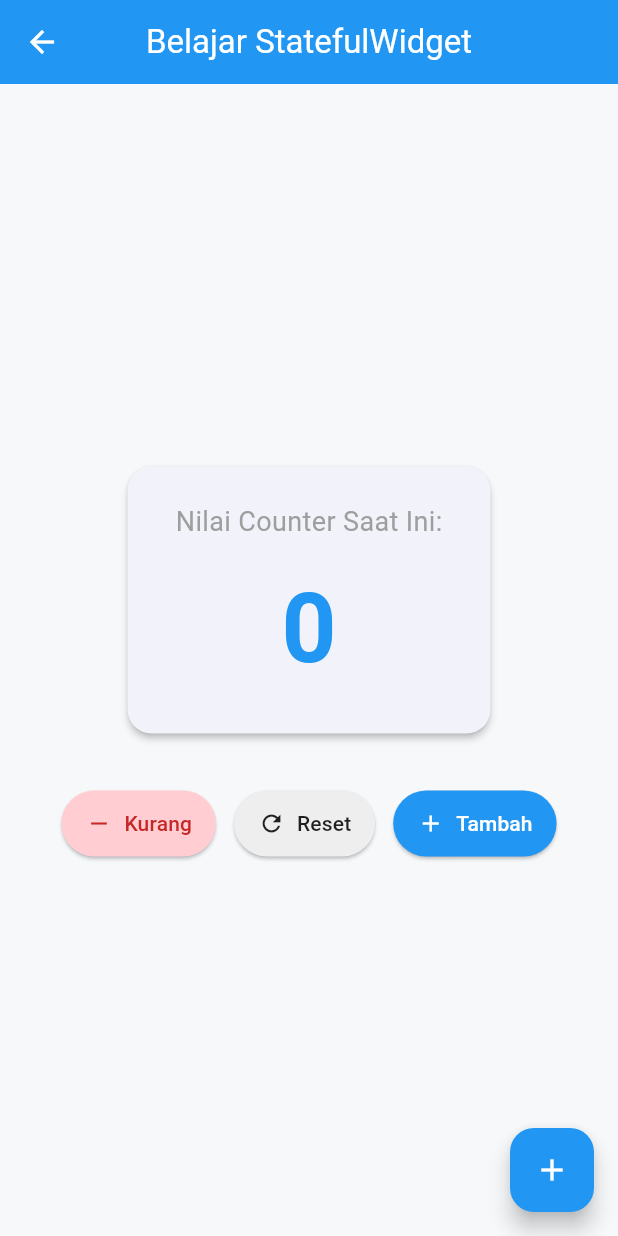
After one commit to lavenderpoet607/pelatihan_app_dev, a Flutter app: the LatihanStateful screen opened directly, on a phone screen of 412 x 824 dp. The commit adds this screen. Run offline on Flutter 3.47's test engine with Material 3 defaults, Android fonts, the light colour scheme and no system bars.

Commit message:
saya akan lawan

```diff
--- /dev/null
+++ b/lib/latihan_widget/latihan_stateful.dart
@@ -0,0 +1,136 @@
+import 'package:flutter/material.dart';
+
+class LatihanStateful extends StatefulWidget {
+  const LatihanStateful({super.key});
+
+  @override
+  State<LatihanStateful> createState() => _LatihanStatefulState();
+}
+
+class _LatihanStatefulState extends State<LatihanStateful> {
+  int _counter = 0;
+
+  void _tambah() {
+    setState(() {
+      _counter++;
+    });
+  }
+
+  void _kurang() {
+    setState(() {
+      if (_counter > 0) {
+        _counter--;
+      }
+    });
+  }
+
+  void _reset() {
+    setState(() {
+      _counter = 0;
+    });
+  }
+
+  @override
+  Widget build(BuildContext context) {
+    return Scaffold(
+      appBar: AppBar(
+        title: const Text('Belajar StatefulWidget'),
+        backgroundColor: Colors.blue,
+        foregroundColor: Colors.white,
+      ),
+      body: Center(
+        child: Padding(
+          padding: const EdgeInsets.all(24.0),
+          child: Column(
+            mainAxisAlignment: MainAxisAlignment.center,
+            children: [
+              Card(
+                elevation: 2,
+                shape: RoundedRectangleBorder(
+                  borderRadius: BorderRadius.circular(16),
+                ),
+                child: Padding(
+                  padding: const EdgeInsets.symmetric(
+                    horizontal: 32,
+                    vertical: 24,
+                  ),
+                  child: Column(
+                    children: [
+                      const Text(
+                        'Nilai Counter Saat Ini:',
+                        style: TextStyle(fontSize: 18, color: Colors.grey),
+                      ),
+                      const SizedBox(height: 12),
+                      Text(
+                        '$_counter',
+                        style: const TextStyle(
+                          fontSize: 64,
+                          fontWeight: FontWeight.bold,
+                          color: Colors.blue,
+                        ),
+                      ),
+                    ],
+                  ),
+                ),
+              ),
+              const SizedBox(height: 32),
+              Row(
+                mainAxisAlignment: MainAxisAlignment.center,
+                children: [
+                  ElevatedButton.icon(
+                    onPressed: _kurang,
+                    icon: const Icon(Icons.remove),
+                    label: const Text('Kurang'),
+                    style: ElevatedButton.styleFrom(
+                      backgroundColor: Colors.red.shade100,
+                      foregroundColor: Colors.red.shade800,
+                      padding: const EdgeInsets.symmetric(
+                        horizontal: 16,
+                        vertical: 12,
+                      ),
+                    ),
+                  ),
+                  const SizedBox(width: 12),
+                  ElevatedButton.icon(
+                    onPressed: _reset,
+                    icon: const Icon(Icons.refresh),
+                    label: const Text('Reset'),
+                    style: ElevatedButton.styleFrom(
+                      backgroundColor: Colors.grey.shade200,
+                      foregroundColor: Colors.black87,
+                      padding: const EdgeInsets.symmetric(
+                        horizontal: 16,
+                        vertical: 12,
+                      ),
+                    ),
+                  ),
+                  const SizedBox(width: 12),
+                  ElevatedButton.icon(
+                    onPressed: _tambah,
+                    icon: const Icon(Icons.add),
+                    label: const Text('Tambah'),
+                    style: ElevatedButton.styleFrom(
+                      backgroundColor: Colors.blue,
+                      foregroundColor: Colors.white,
+                      padding: const EdgeInsets.symmetric(
+                        horizontal: 16,
+                        vertical: 12,
+                      ),
+                    ),
+                  ),
+                ],
+              ),
+            ],
+          ),
+        ),
+      ),
+      floatingActionButton: FloatingActionButton(
+        onPressed: _tambah,
+        backgroundColor: Colors.blue,
+        foregroundColor: Colors.white,
+        tooltip: 'Tambah Angka',
+        child: const Icon(Icons.add),
+      ),
+    );
+  }
+}
--- a/lib/main.dart
+++ b/lib/main.dart
@@ -5,6 +5,7 @@ import 'package:pelatihan_app_dev/latihan_widget/latihan_rich_text.dart';
 import 'package:pelatihan_app_dev/latihan_widget/latihan_row.dart';
 import 'package:pelatihan_app_dev/latihan_widget/latihan_scaffold.dart';
 import 'package:pelatihan_app_dev/latihan_widget/latihan_textfield.dart';
+import 'package:pelatihan_app_dev/latihan_widget/latihan_stateful.dart';
 import 'package:pelatihan_app_dev/latihan_widget/latihan_widget_circle_avatar.dart';
 import 'package:pelatihan_app_dev/latihan_widget/latihan_widget_icon.dart';
 import 'package:pelatihan_app_dev/tugas/hardi/tugas_1_Widget.dart';
@@ -126,6 +127,13 @@ class _MultiWidgetAppState extends State<MultiWidgetApp> {
       icon: Icons.text_fields,
       color: Color.fromARGB(255, 74, 145, 238),
       page: LatihanTextfield(),
+    ),
+    AppMenuItem(
+      title: 'Latihan StatefulWidget',
+      subtitle: 'Belajar manajemen state dinamis & counter',
+      icon: Icons.touch_app_rounded,
+      color: Colors.blueAccent,
+      page: LatihanStateful(),
     ),
   ];
 
```
